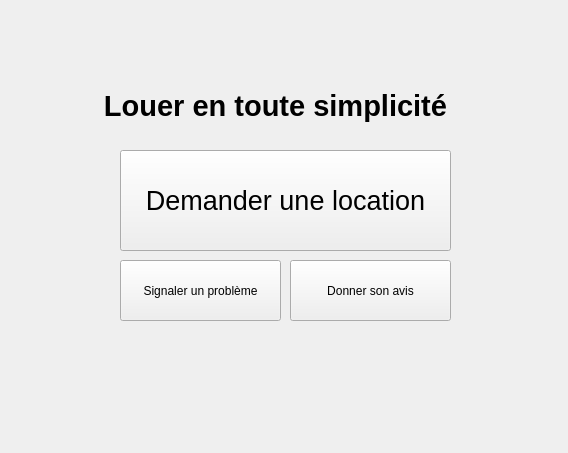
This is fenetreprincipale.ui in TitiCrou/TAC as Qt 5 draws it before an edit. The edited form follows.
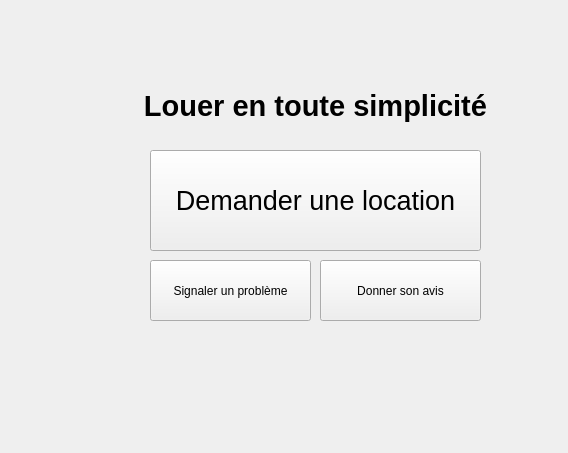
This is the edited form.

```diff
--- a/fenetreprincipale.ui
+++ b/fenetreprincipale.ui
@@ -25,7 +25,7 @@
    <widget class="QPushButton" name="askLocation">
     <property name="geometry">
      <rect>
-      <x>100</x>
+      <x>130</x>
       <y>130</y>
       <width>331</width>
       <height>101</height>
@@ -43,7 +43,7 @@
    <widget class="QPushButton" name="probleme">
     <property name="geometry">
      <rect>
-      <x>100</x>
+      <x>130</x>
       <y>240</y>
       <width>161</width>
       <height>61</height>
@@ -56,7 +56,7 @@
    <widget class="QPushButton" name="avis">
     <property name="geometry">
      <rect>
-      <x>270</x>
+      <x>300</x>
       <y>240</y>
       <width>161</width>
       <height>61</height>
@@ -69,7 +69,7 @@
    <widget class="QLabel" name="titre">
     <property name="geometry">
      <rect>
-      <x>10</x>
+      <x>50</x>
       <y>50</y>
       <width>491</width>
       <height>71</height>
```
